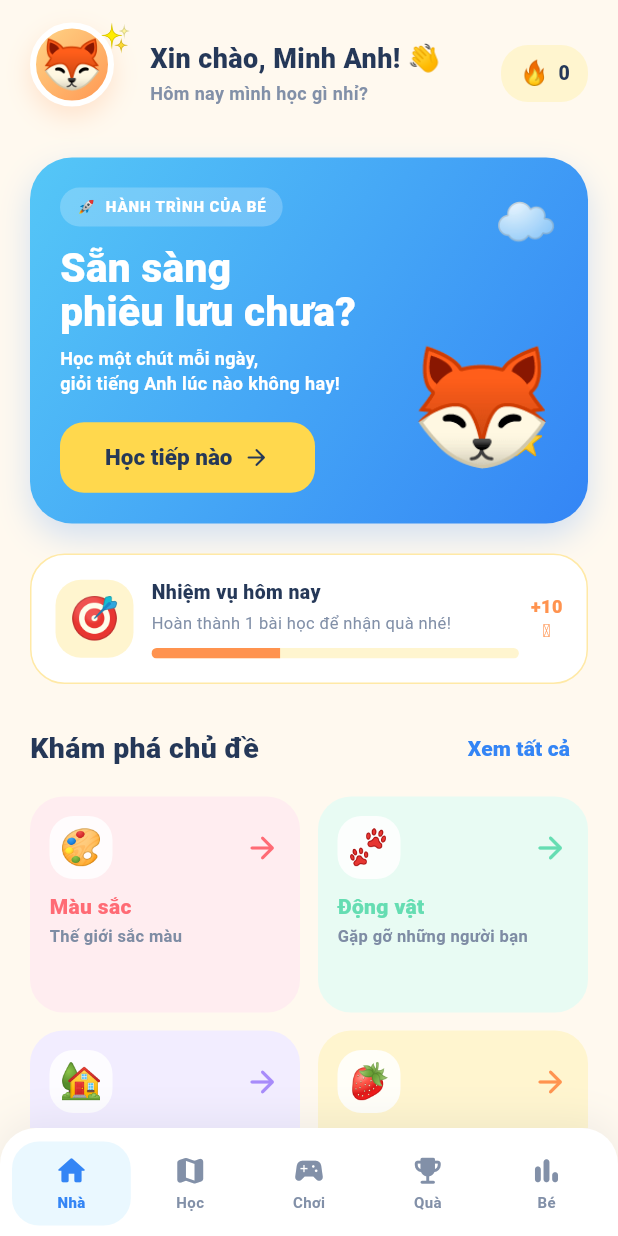
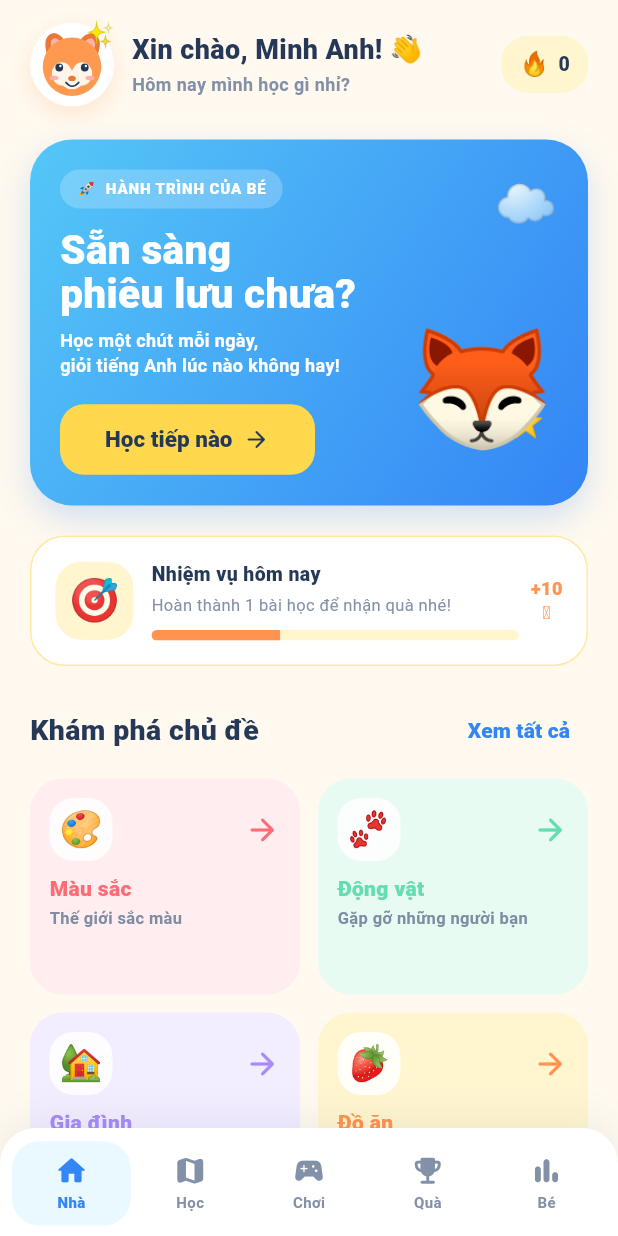
Before and after one commit to phuonglecva/mobile-repo-test, a Flutter app: the screen it shows after launch, on a phone screen of 412 x 824 dp. Run offline on Flutter 3.47's test engine with Material 3 defaults, Android fonts, the phone set to English and light mode, and no system bars; our stand-ins replace flutter_tts, shared_preferences; statements that could not run were skipped.

Commit message:
feat: simplify navigation and add custom mascot

```diff
--- a/lib/widgets/milo_avatar.dart
+++ b/lib/widgets/milo_avatar.dart
@@ -1,6 +1,6 @@
 import 'package:flutter/material.dart';
 
-import '../theme/app_colors.dart';
+import 'milo_character.dart';
 
 class MiloAvatar extends StatelessWidget {
   const MiloAvatar({super.key, this.size = 72, this.showSparkles = true});
@@ -10,38 +10,25 @@ class MiloAvatar extends StatelessWidget {
 
   @override
   Widget build(BuildContext context) {
-    return SizedBox(
-      width: size + 12,
-      height: size + 12,
-      child: Stack(
+    return Stack(
       clipBehavior: Clip.none,
       children: [
         Container(
           width: size,
           height: size,
+          padding: const EdgeInsets.all(3),
           decoration: BoxDecoration(
+            color: Colors.white,
             shape: BoxShape.circle,
-              gradient: const LinearGradient(
-                begin: Alignment.topLeft,
-                end: Alignment.bottomRight,
-                colors: [Color(0xFFFFD98A), AppColors.orange],
-              ),
-              border: Border.all(color: Colors.white, width: 4),
             boxShadow: [
-                BoxShadow(
-                  color: AppColors.orange.withOpacity(.22),
-                  blurRadius: 14,
-                  offset: const Offset(0, 7),
-                ),
+              BoxShadow(color: const Color(0xFFFF934F).withOpacity(.2), blurRadius: 12, offset: const Offset(0, 5)),
             ],
           ),
-            alignment: Alignment.center,
-            child: Text('🦊', style: TextStyle(fontSize: size * .58)),
+          child: MiloCharacter(size: size - 6),
         ),
         if (showSparkles)
-            const Positioned(right: -1, top: -2, child: Text('✨', style: TextStyle(fontSize: 19))),
+          const Positioned(right: -2, top: -4, child: Text('✨', style: TextStyle(fontSize: 18))),
       ],
-      ),
     );
   }
 }
```
Lines whose indentation alone changed are shown as unchanged.
